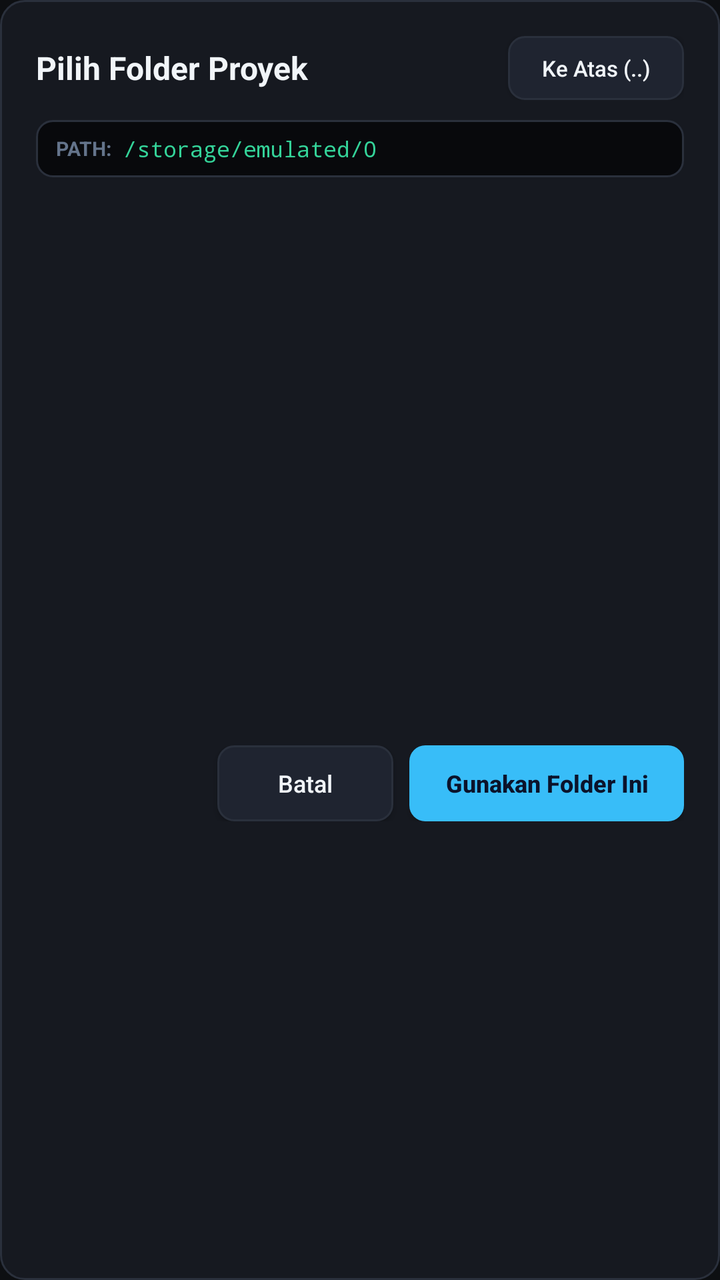
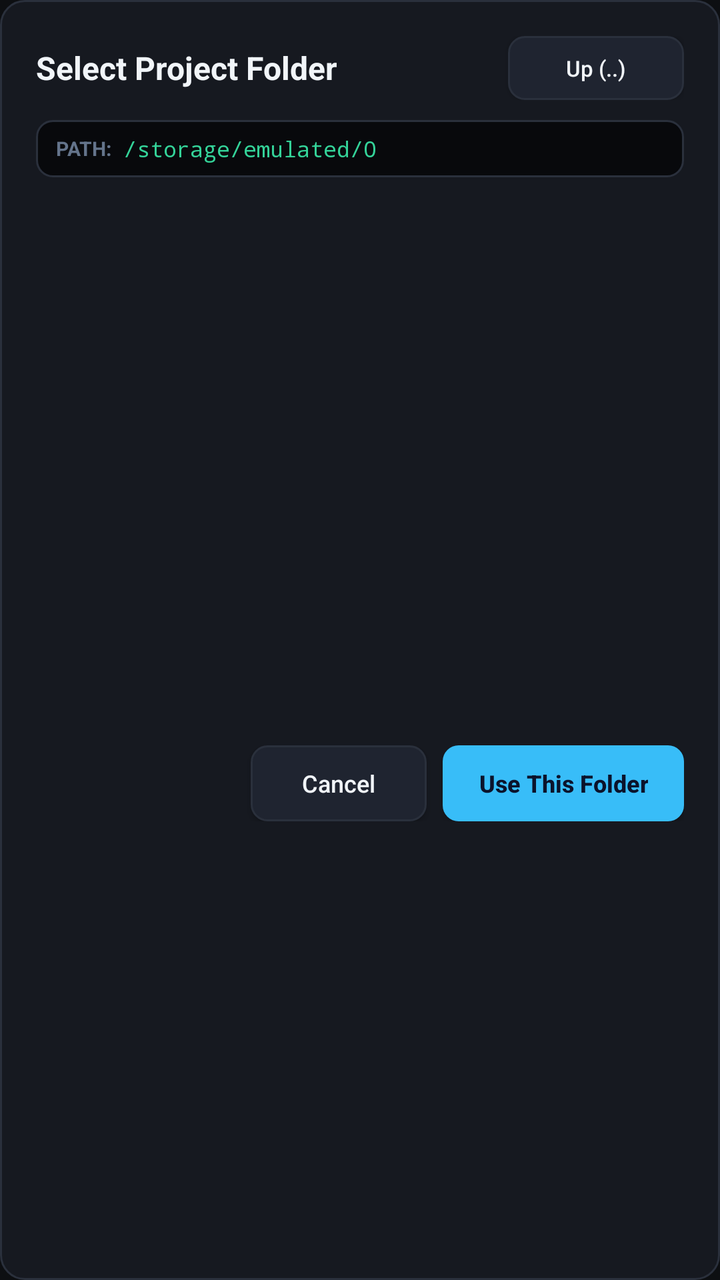

An Android layout rendered at two revisions. The XML below is the earlier revision; the diff shows what the commit changed to produce the second picture.
<!-- AndroidManifest.xml: application theme AppTheme -->
<!-- res/layout/dialog_folder_picker.xml -->
<?xml version="1.0" encoding="utf-8"?>
<LinearLayout xmlns:android="http://schemas.android.com/apk/res/android"
    android:layout_width="match_parent"
    android:layout_height="wrap_content"
    android:background="@drawable/card_bg"
    android:orientation="vertical"
    android:padding="18dp">

    
    <LinearLayout
        android:layout_width="match_parent"
        android:layout_height="wrap_content"
        android:orientation="horizontal"
        android:gravity="center_vertical">

        <TextView
            android:layout_width="0dp"
            android:layout_height="wrap_content"
            android:layout_weight="1"
            android:text="Pilih Folder Proyek"
            android:textColor="@color/text_primary"
            android:textSize="16sp"
            android:textStyle="bold" />

        <Button
            android:id="@+id/btn_picker_up"
            android:layout_width="wrap_content"
            android:layout_height="32dp"
            android:background="@drawable/btn_secondary"
            android:paddingLeft="12dp"
            android:paddingRight="12dp"
            android:text="Ke Atas (..)"
            android:textAllCaps="false"
            android:textColor="@color/text_primary"
            android:textSize="11sp" />
    </LinearLayout>

    
    <LinearLayout
        android:layout_width="match_parent"
        android:layout_height="wrap_content"
        android:layout_marginTop="10dp"
        android:background="@drawable/console_bg"
        android:paddingLeft="10dp"
        android:paddingRight="10dp"
        android:paddingTop="7dp"
        android:paddingBottom="7dp"
        android:gravity="center_vertical"
        android:orientation="horizontal">

        <TextView
            android:layout_width="wrap_content"
            android:layout_height="wrap_content"
            android:text="PATH:"
            android:textColor="@color/text_muted"
            android:textSize="10sp"
            android:textStyle="bold" />

        <TextView
            android:id="@+id/tv_picker_current_path"
            android:layout_width="0dp"
            android:layout_height="wrap_content"
            android:layout_weight="1"
            android:layout_marginLeft="6dp"
            android:ellipsize="start"
            android:singleLine="true"
            android:text="/storage/emulated/0"
            android:textColor="@color/console_text"
            android:textSize="11sp"
            android:typeface="monospace" />
    </LinearLayout>

    
    <ScrollView
        android:layout_width="match_parent"
        android:layout_height="260dp"
        android:layout_marginTop="10dp"
        android:fillViewport="true">

        <LinearLayout
            android:layout_width="match_parent"
            android:layout_height="wrap_content"
            android:orientation="vertical">

            <LinearLayout
                android:id="@+id/container_picker_dirs"
                android:layout_width="match_parent"
                android:layout_height="wrap_content"
                android:orientation="vertical" />

            <TextView
                android:id="@+id/tv_picker_empty"
                android:layout_width="match_parent"
                android:layout_height="120dp"
                android:gravity="center"
                android:text="Tidak ada subfolder di direktori ini"
                android:textColor="@color/text_muted"
                android:textSize="12sp"
                android:visibility="gone" />
        </LinearLayout>
    </ScrollView>

    
    <LinearLayout
        android:layout_width="match_parent"
        android:layout_height="wrap_content"
        android:layout_marginTop="14dp"
        android:gravity="right"
        android:orientation="horizontal">

        <Button
            android:id="@+id/btn_picker_cancel"
            android:layout_width="wrap_content"
            android:layout_height="38dp"
            android:background="@drawable/btn_secondary"
            android:paddingLeft="16dp"
            android:paddingRight="16dp"
            android:text="Batal"
            android:textAllCaps="false"
            android:textColor="@color/text_primary"
            android:textSize="12sp" />

        <Button
            android:id="@+id/btn_picker_choose"
            android:layout_width="wrap_content"
            android:layout_height="38dp"
            android:layout_marginLeft="8dp"
            android:background="@drawable/btn_primary"
            android:paddingLeft="18dp"
            android:paddingRight="18dp"
            android:text="Gunakan Folder Ini"
            android:textAllCaps="false"
            android:textColor="#0B132B"
            android:textSize="12sp"
            android:textStyle="bold" />
    </LinearLayout>
</LinearLayout>
<!-- resources referenced by this layout -->
<resources>
  <color name="console_text">#34D399</color>
  <color name="text_muted">#64748B</color>
  <color name="text_primary">#F1F5F9</color>
  <!-- drawable btn_primary (drawable) -->
  <?xml version="1.0" encoding="utf-8"?>
  <selector xmlns:android="http://schemas.android.com/apk/res/android">
      <item android:state_pressed="true">
          <shape android:shape="rectangle">
              <solid android:color="@color/primary_dark" />
              <corners android:radius="8dp" />
          </shape>
      </item>
      <item>
          <shape android:shape="rectangle">
              <solid android:color="@color/primary_accent" />
              <corners android:radius="8dp" />
          </shape>
      </item>
  </selector>
  <!-- drawable btn_secondary (drawable) -->
  <?xml version="1.0" encoding="utf-8"?>
  <selector xmlns:android="http://schemas.android.com/apk/res/android">
      <item android:state_pressed="true">
          <shape android:shape="rectangle">
              <solid android:color="@color/surface_card" />
              <stroke android:width="1dp" android:color="@color/primary_accent" />
              <corners android:radius="8dp" />
          </shape>
      </item>
      <item>
          <shape android:shape="rectangle">
              <solid android:color="@color/surface_elevated" />
              <stroke android:width="1dp" android:color="@color/surface_border" />
              <corners android:radius="8dp" />
          </shape>
      </item>
  </selector>
  <!-- drawable card_bg (drawable) -->
  <?xml version="1.0" encoding="utf-8"?>
  <shape xmlns:android="http://schemas.android.com/apk/res/android"
      android:shape="rectangle">
      <solid android:color="@color/surface_card" />
      <stroke android:width="1dp" android:color="@color/surface_border" />
      <corners android:radius="12dp" />
  </shape>
  <!-- drawable console_bg (drawable) -->
  <?xml version="1.0" encoding="utf-8"?>
  <shape xmlns:android="http://schemas.android.com/apk/res/android"
      android:shape="rectangle">
      <solid android:color="@color/console_bg" />
      <stroke android:width="1dp" android:color="@color/surface_border" />
      <corners android:radius="8dp" />
  </shape>
  <style name="AppTheme" parent="@android:style/Theme.Material.NoActionBar">
          <item name="android:windowBackground">@color/bg_main</item>
          <item name="android:colorPrimary">@color/surface_card</item>
          <item name="android:colorPrimaryDark">@color/bg_main</item>
          <item name="android:colorAccent">@color/primary_accent</item>
          <item name="android:statusBarColor">@color/bg_main</item>
          <item name="android:navigationBarColor">@color/bg_main</item>
          <item name="android:textColorPrimary">@color/text_primary</item>
          <item name="android:textColorSecondary">@color/text_secondary</item>
      </style>
  <color name="primary_dark">#0284C7</color>
  <color name="primary_accent">#38BDF8</color>
  <color name="surface_card">#161920</color>
  <color name="surface_elevated">#1F2430</color>
  <color name="surface_border">#2A303C</color>
  <color name="console_bg">#08090C</color>
  <color name="bg_main">#0D0F12</color>
  <color name="text_secondary">#94A3B8</color>
</resources>

<!-- the commit's change to res/layout/dialog_folder_picker.xml (unified diff, before → after) -->
@@ -17,7 +17,7 @@
             android:layout_width="0dp"
             android:layout_height="wrap_content"
             android:layout_weight="1"
-            android:text="Pilih Folder Proyek"
+            android:text="Select Project Folder"
             android:textColor="@color/text_primary"
             android:textSize="16sp"
             android:textStyle="bold" />
@@ -29,7 +29,7 @@
             android:background="@drawable/btn_secondary"
             android:paddingLeft="12dp"
             android:paddingRight="12dp"
-            android:text="Ke Atas (..)"
+            android:text="Up (..)"
             android:textAllCaps="false"
             android:textColor="@color/text_primary"
             android:textSize="11sp" />
@@ -93,7 +93,7 @@
                 android:layout_width="match_parent"
                 android:layout_height="120dp"
                 android:gravity="center"
-                android:text="Tidak ada subfolder di direktori ini"
+                android:text="No subdirectories found in this folder"
                 android:textColor="@color/text_muted"
                 android:textSize="12sp"
                 android:visibility="gone" />
@@ -115,7 +115,7 @@
             android:background="@drawable/btn_secondary"
             android:paddingLeft="16dp"
             android:paddingRight="16dp"
-            android:text="Batal"
+            android:text="Cancel"
             android:textAllCaps="false"
             android:textColor="@color/text_primary"
             android:textSize="12sp" />
@@ -128,7 +128,7 @@
             android:background="@drawable/btn_primary"
             android:paddingLeft="18dp"
             android:paddingRight="18dp"
-            android:text="Gunakan Folder Ini"
+            android:text="Use This Folder"
             android:textAllCaps="false"
             android:textColor="#0B132B"
             android:textSize="12sp"
